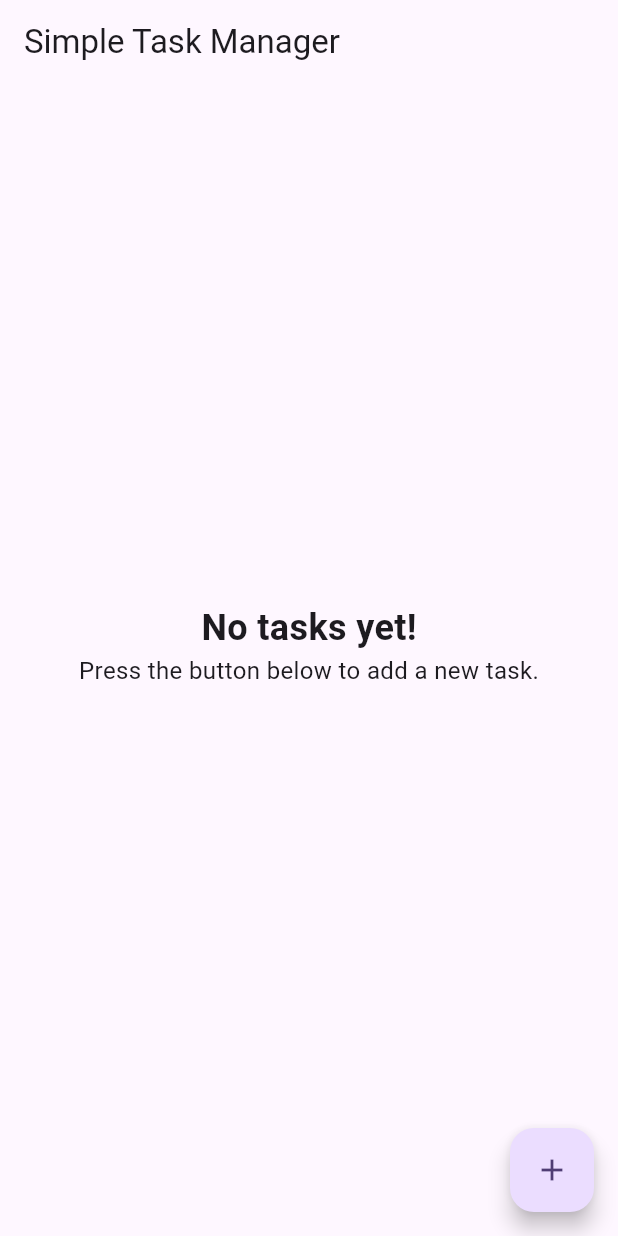
After one commit to Emperorchris/flutter-todo, a Flutter app: the screen it shows after launch, on a phone screen of 412 x 824 dp. The commit adds this screen. Run offline on Flutter 3.47's test engine with Material 3 defaults, Android fonts, the phone set to English and light mode, and no system bars; our stand-ins replace flutter_riverpod.

Commit message:
create task page

```diff
--- a/lib/src/feature/home/presentation/home_page.dart
+++ b/lib/src/feature/home/presentation/home_page.dart
@@ -1,6 +1,11 @@
 import 'package:flutter/material.dart';
 import 'package:flutter_riverpod/flutter_riverpod.dart';
+import 'package:riverpod_todo/src/feature/home/domain/task.dart';
 import 'package:riverpod_todo/src/feature/home/presentation/create_task_page.dart';
+import 'package:riverpod_todo/src/feature/home/presentation/providers/home_page_provider.dart';
+import 'package:riverpod_todo/src/feature/home/presentation/widgets/no_task_body.dart';
+import 'package:riverpod_todo/src/feature/home/presentation/widgets/task_body.dart';
+import 'package:riverpod_todo/src/services/task_service.dart';
 
 class HomePage extends ConsumerStatefulWidget {
   const HomePage({super.key});
@@ -12,28 +17,27 @@ class HomePage extends ConsumerStatefulWidget {
 class _HomePageState extends ConsumerState<HomePage> {
   @override
   Widget build(BuildContext context) {
+    final state = ref.watch(homePageControllerProvider);
     return Scaffold(
       appBar: AppBar(title: const Text('Simple Task Manager')),
-      body: Center(
-        child: Column(
-          mainAxisAlignment: MainAxisAlignment.center,
-          children: <Widget>[
-            const Text(
-              'No tasks yet!',
-              style: TextStyle(fontSize: 24, fontWeight: FontWeight.bold),
+      body: Column(
+        mainAxisAlignment: MainAxisAlignment.center,
+        children: [
+          Expanded(
+            child: Center(
+              child:
+                  state.todos.isEmpty
+                      ? NoTaskBody()
+                      : TaskBody(todos: state.todos),
             ),
-            // const SizedBox(height: 5),
-            const Text(
-              'Press the button below to add a new task.',
-              style: TextStyle(fontSize: 16),
-            ),
-            const SizedBox(height: 20),
-            // Here you can add more widgets or functionality as needed
-          ],
-        ),
+          ),
+
+          if (state.isLoading) const Center(child: CircularProgressIndicator()),
+        ],
       ),
       floatingActionButton: FloatingActionButton(
         onPressed: () {
+          // ref.read(homePageControllerProvider.notifier).addTodo();
           Navigator.push(
             context,
             MaterialPageRoute(builder: (context) => const CreateTaskPage()),
--- a/lib/src/feature/home/presentation/providers/create_task_provider.dart
+++ b/lib/src/feature/home/presentation/providers/create_task_provider.dart
@@ -1,7 +1,22 @@
 import 'package:flutter_riverpod/flutter_riverpod.dart';
 import 'package:riverpod_todo/src/feature/home/domain/task.dart';
 import 'package:riverpod_todo/src/services/task_service.dart';
+final createTaskControllerProvider =
+    NotifierProvider<CreateTaskController, bool>(CreateTaskController.new);
 
-final createTaskProvider = NotifierProvider<TaskService, Tasks>(
-  TaskService.new,
-);
+//create controller for this page using notifier
+
+class CreateTaskController extends Notifier<bool> {
+  @override
+  bool build() {
+    return false;
+  }
+
+  Future<void> createTask(Item task) async {
+    state = true;
+
+    await ref.read(taskServiceProvider.notifier).createTask(task);
+
+    state = false;
+  }
+}
--- a/lib/src/feature/home/presentation/providers/home_page_provider.dart
+++ b/lib/src/feature/home/presentation/providers/home_page_provider.dart
@@ -0,0 +1,41 @@
+
+import 'package:flutter_riverpod/flutter_riverpod.dart';
+import 'package:riverpod_todo/src/feature/home/domain/task.dart';
+import 'package:riverpod_todo/src/services/task_service.dart';
+
+typedef HomePageState = ({List<Item> todos, bool isLoading});
+
+final homePageControllerProvider =
+    NotifierProvider<HomePageController, HomePageState>(HomePageController.new);
+
+class HomePageController extends Notifier<HomePageState> {
+  @override
+  build() {
+    final tasks = ref.watch(taskServiceProvider);
+
+    return (todos: tasks.tasks, isLoading: false);
+  }
+
+  // void addTodo() async {
+  //   // final previousTodos = state.todos;
+
+  //   state = (todos: [], isLoading: true);
+
+  //   ref.read(taskServiceProvider.notifier).createTask();
+
+  //   // await Future.delayed(const Duration(seconds: 2));
+  //   // final id = previousTodos.length + 1;
+  //   // state = (
+  //   //   todos: [
+  //   //     ...previousTodos,
+  //   //     Item(
+  //   //       id: '$id',
+  //   //       title: 'title $id',
+  //   //       description: 'description $id',
+  //   //       isCompleted: id %3 == 0 ? true : false,
+  //   //     ),
+  //   //   ],
+  //   //   isLoading: false,
+  //   // );
+  // }
+}
--- /dev/null
+++ b/lib/src/feature/home/presentation/widgets/no_task_body.dart
@@ -0,0 +1,25 @@
+import 'package:flutter/material.dart';
+
+class NoTaskBody extends StatelessWidget {
+  const NoTaskBody({super.key});
+
+  @override
+  Widget build(BuildContext context) {
+    return Column(
+      mainAxisAlignment: MainAxisAlignment.center,
+      children: <Widget>[
+        const Text(
+          'No tasks yet!',
+          style: TextStyle(fontSize: 24, fontWeight: FontWeight.bold),
+        ),
+        // const SizedBox(height: 5),
+        const Text(
+          'Press the button below to add a new task.',
+          style: TextStyle(fontSize: 16),
+        ),
+        const SizedBox(height: 20),
+        // Here you can add more widgets or functionality as needed
+      ],
+    );
+  }
+}
--- a/lib/src/services/task_service.dart
+++ b/lib/src/services/task_service.dart
@@ -1,7 +1,9 @@
 import 'package:flutter_riverpod/flutter_riverpod.dart';
 import 'package:riverpod_todo/src/feature/home/domain/task.dart';
 
-final taskServiceProvider = NotifierProvider<TaskService, Tasks>(TaskService.new);
+final taskServiceProvider = NotifierProvider<TaskService, Tasks>(
+  TaskService.new,
+);
 
 class TaskService extends Notifier<Tasks> {
   @override
@@ -9,19 +11,20 @@ class TaskService extends Notifier<Tasks> {
     return Tasks(tasks: []);
   }
 
-  Future<Tasks> createTask(Item task) {
+  Future<Tasks> createTask(Item task) async {
     state = state.copyWith(tasks: [...state.tasks, task]);
-
+    //wait 5 secs
+    await Future.delayed(const Duration(seconds: 5));
     return Future.value(state);
   }
 
   Future<Tasks> deleteTask(String taskId) {
     state = state.copyWith(
-        tasks: state.tasks.where((task) => task.id != taskId).toList());
+      tasks: state.tasks.where((task) => task.id != taskId).toList(),
+    );
 
     return Future.value(state);
   }
-
 
   Future<Tasks> updateTask(Item task) {
     state = state.copyWith(
```
Also changed, not shown: lib/src/feature/home/presentation/create_task_page.dart (+34 -2 lines), lib/src/feature/home/presentation/widgets/task_body.dart (added, +25 -0 lines).
